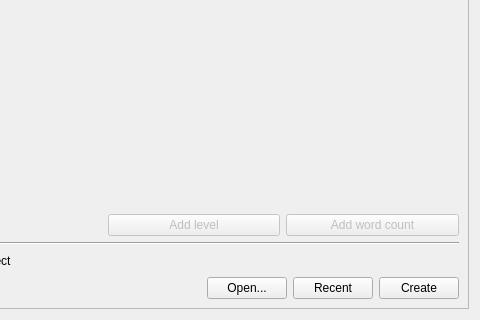
This is manuskript/ui/welcome_ui.ui in olivierkes/manuskript as Qt 5 draws it before an edit; both pictures show x 248 to 728 and y 139 to 459 of the 728 by 459 pixel window. The edited form follows.
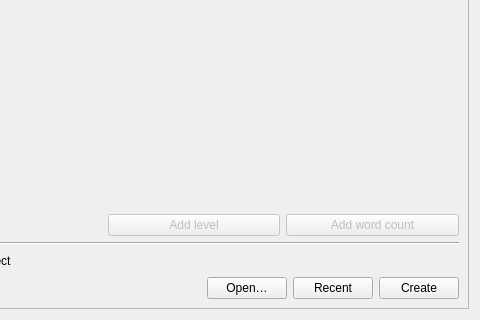
This is the edited form. Icons and pictures are not drawn.

Commit message: typo ellipsis, added

Patch:
```diff
--- a/manuskript/ui/welcome_ui.ui
+++ b/manuskript/ui/welcome_ui.ui
@@ -235,7 +235,7 @@
         <item>
          <widget class="QPushButton" name="btnOpen">
           <property name="text">
-           <string>Open...</string>
+           <string>Open…</string>
           </property>
           <property name="icon">
            <iconset theme="document-open"/>
```
